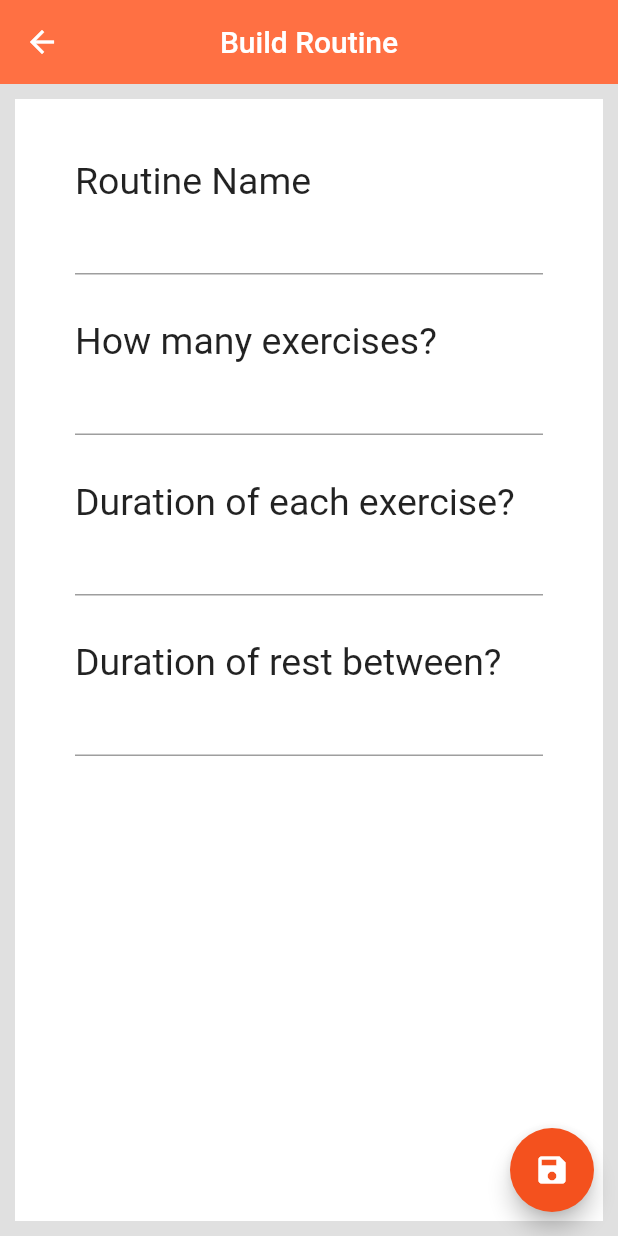
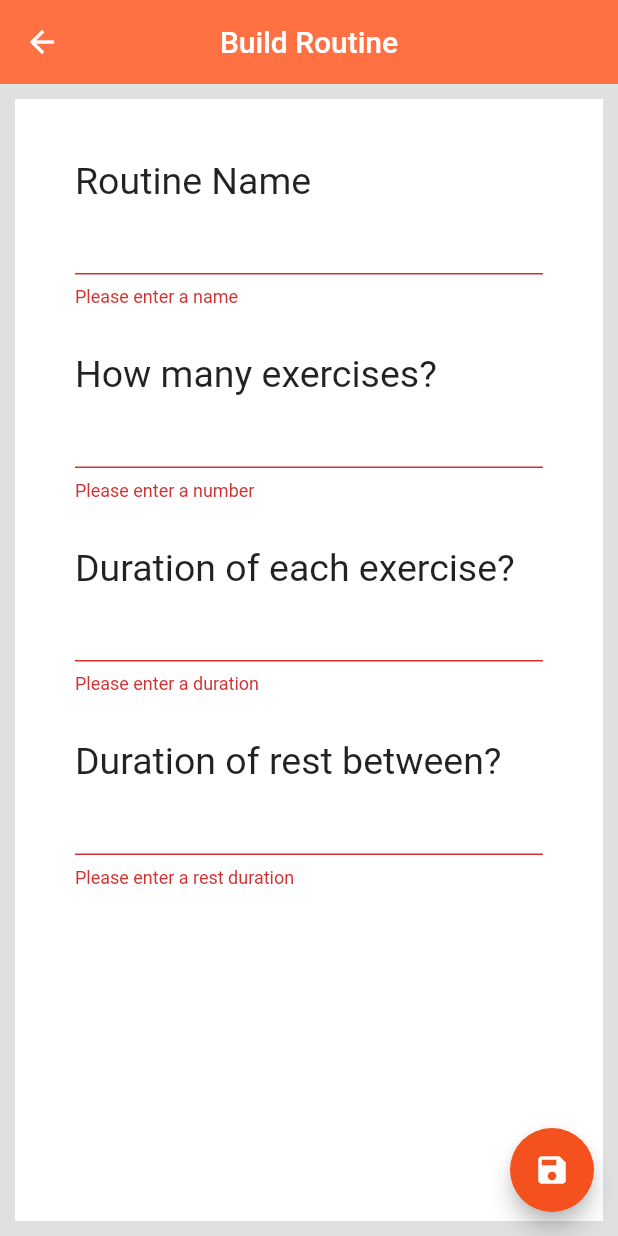
Before and after one commit to NanDitto/workout_Timer, a Flutter app: the RoutineForm screen opened by its route, after a tap on the "save" icon, on a phone screen of 412 x 824 dp. Run offline on Flutter 3.47's test engine with Material 2 defaults, Android fonts, the phone set to English and light mode, and no system bars; our stand-ins replace flutter_spinkit; missing offline and left inert: dart:ffi.

Commit message:
Can add workouts, and timer runs, with no set state

```diff
--- a/lib/pages/home.dart
+++ b/lib/pages/home.dart
@@ -20,39 +20,24 @@ class MyHomePage extends StatefulWidget {
 }
 
 class _MyHomePageState extends State<MyHomePage> {
-  Map getForm() {
-    Map data = ModalRoute.of(context).settings.arguments;
-    return data;
-  }
-
   Map data = {};
 
-  Workout test = Workout(
-      title: "Morning Workout",
-      numberExercises: 4,
-      durationExercise: 30,
-      rest: 15);
-
-  @override
-  void initState() {
-    super.initState();
+  void addToList(result) {
+    setState(() {
+      routines.add(
+        Workout(
+            title: result['name'],
+            numberExercises: result['exercises'],
+            durationExercise: result['duration'],
+            rest: result['rest']),
+      );
+    });
   }
 
   @override
   Widget build(BuildContext context) {
-    //If there there is a return
-    try {
-      data = getForm();
-      routines.add(
-        Workout(
-            title: data['name'],
-            numberExercises: data['exercises'],
-            durationExercise: data['duration'],
-            rest: data['rest']),
-      );
-    } catch (e) {
-      print("Route not coming from Loading");
-    }
+    if (data == null) data = {};
+    data = data.isNotEmpty ? data : ModalRoute.of(context).settings.arguments;
     return Scaffold(
       backgroundColor: Colors.grey[300],
       appBar: AppBar(
@@ -68,8 +53,14 @@ class _MyHomePageState extends State<MyHomePage> {
       floatingActionButton: Builder(
         builder: (context) => FloatingActionButton(
           backgroundColor: Colors.deepOrange[400],
-          onPressed: () {
-            Navigator.pushNamed(context, '/form');
+          onPressed: () async {
+            dynamic result = await Navigator.pushNamed(context, '/form');
+            if (result != null) {
+              addToList(result);
+              print(result);
+            } else {
+              print("Nothing returned");
+            }
           },
           tooltip: 'Add New Workout',
           child: Icon(
--- a/lib/pages/routineForm.dart
+++ b/lib/pages/routineForm.dart
@@ -11,10 +11,13 @@ class _FormState extends State<RoutineForm> {
   final duration = TextEditingController();
   final rest = TextEditingController();
   final numEx = TextEditingController();
+  final _formKey = GlobalKey<FormState>();
   @override
   void dispose() {
     name.dispose();
     duration.dispose();
+    rest.dispose();
+    numEx.dispose();
     super.dispose();
   }
 
@@ -32,7 +35,8 @@ class _FormState extends State<RoutineForm> {
       ),
       body: Padding(
         padding: const EdgeInsets.all(10),
-        child: Center(
+        child: Form(
+            key: _formKey,
             child: Container(
               color: Colors.white,
               child: Padding(
@@ -44,7 +48,13 @@ class _FormState extends State<RoutineForm> {
                       "Routine Name",
                       style: TextStyle(fontSize: 25),
                     ),
-                TextField(
+                    TextFormField(
+                      validator: (value) {
+                        if (value.isEmpty) {
+                          return 'Please enter a name';
+                        }
+                        return null;
+                      },
                       controller: name,
                     ),
                     SizedBox(height: 30),
@@ -52,15 +62,29 @@ class _FormState extends State<RoutineForm> {
                       "How many exercises?",
                       style: TextStyle(fontSize: 25),
                     ),
-                TextField(
+                    TextFormField(
                       controller: numEx,
+                      validator: (value) {
+                        if (value.isEmpty) {
+                          return 'Please enter a number';
+                        }
+                        return null;
+                      },
                     ),
                     SizedBox(height: 30),
                     Text(
                       "Duration of each exercise?",
                       style: TextStyle(fontSize: 25),
                     ),
-                TextField(controller: duration),
+                    TextFormField(
+                      controller: duration,
+                      validator: (value) {
+                        if (value.isEmpty) {
+                          return 'Please enter a duration';
+                        }
+                        return null;
+                      },
+                    ),
                     SizedBox(
                       height: 30,
                     ),
@@ -68,8 +92,14 @@ class _FormState extends State<RoutineForm> {
                       "Duration of rest between?",
                       style: TextStyle(fontSize: 25),
                     ),
-                TextField(
+                    TextFormField(
                       controller: rest,
+                      validator: (value) {
+                        if (value.isEmpty) {
+                          return 'Please enter a rest duration';
+                        }
+                        return null;
+                      },
                     ),
                   ],
                 ),
@@ -82,13 +112,14 @@ class _FormState extends State<RoutineForm> {
           Icons.save,
         ),
         onPressed: () {
-          //Navigator.pop(context);
-          Navigator.pushReplacementNamed(context, '/home', arguments: {
+          if (_formKey.currentState.validate()) {
+            Navigator.pop(context, {
               'name': name.text,
               'duration': int.parse(duration.text),
-            'exercises': 10,
-            'rest': 10,
+              'exercises': int.parse(numEx.text),
+              'rest': int.parse(rest.text),
             });
+          }
         },
       ),
     ));
--- a/lib/pages/timer.dart
+++ b/lib/pages/timer.dart
@@ -1,3 +1,4 @@
+import 'dart:async';
 import 'dart:ffi';
 
 import 'package:flutter/material.dart';
@@ -10,6 +11,22 @@ class TimerStart extends StatefulWidget {
 class _TimerState extends State<TimerStart> {
   Map data = {};
 
+  void startTimer(currentTime, duration) {
+    const oneSec = const Duration(seconds: 1);
+    currentTime = new Timer.periodic(
+      oneSec,
+      (currentTime) => setState(() {
+        if (duration < 1) {
+          currentTime.cancel();
+        } else {
+          duration = duration - 1;
+          print(duration);
+        }
+      }),
+    );
+  }
+
+  bool isPaused = true;
   @override
   Widget build(BuildContext context) {
     data = ModalRoute.of(context).settings.arguments;
@@ -17,7 +34,8 @@ class _TimerState extends State<TimerStart> {
     int numEx = data['num_ex'];
     int rest = data['rest'];
     int duration = data['duration'];
-    bool isPaused = true;
+    Timer currentTime;
+
     return Scaffold(
       backgroundColor: Colors.white,
       appBar: AppBar(
@@ -45,11 +63,10 @@ class _TimerState extends State<TimerStart> {
       floatingActionButton: FloatingActionButton(
         backgroundColor: Colors.deepOrange,
         onPressed: () {
-          print("Timer started");
-          //TODO IMPLMENT DECREASE TIMER
-          //When Timer ends begin rest
-          //After rest begin timer again
-          //
+          setState(() {
+            isPaused = isPaused ? false : true;
+          });
+          startTimer(currentTime, duration);
         },
         elevation: 5,
         child: Icon(isPaused ? Icons.play_arrow : Icons.pause),
```
Also changed, not shown: lib/main.dart (+0 -52 lines). Lines whose indentation alone changed are shown as unchanged.
